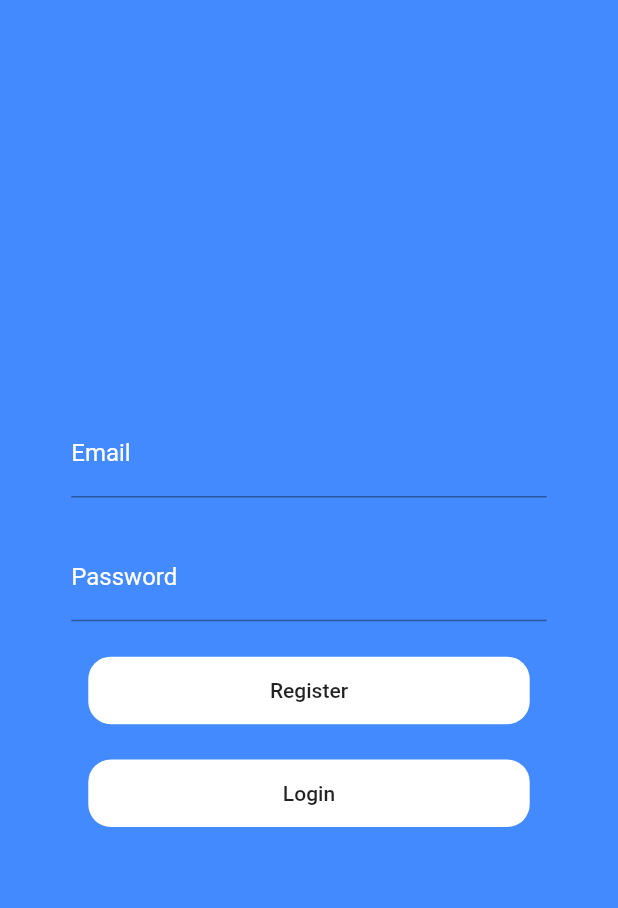
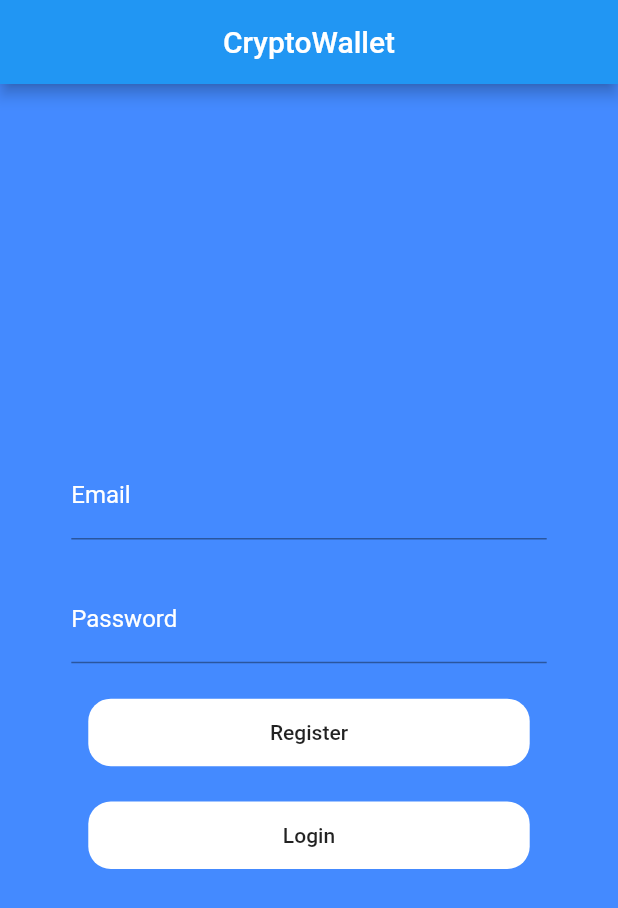
Before and after one commit to atharvadpatil/CryptoWallet, a Flutter app: the screen it shows after launch, on a phone screen of 412 x 824 dp. Shown: the top 908 px of the screen. Run offline on Flutter 3.47's test engine with Material 2 defaults, Android fonts, the phone set to English and light mode, and no system bars; our stand-ins replace cloud_firestore, firebase_auth, firebase_core; accounts and stored records are empty.

Commit message:
minor changes in authentication

```diff
--- a/lib/pages/authentication.dart
+++ b/lib/pages/authentication.dart
@@ -18,6 +18,10 @@ class _AuthenticationState extends State<Authentication> {
 
   Widget build(BuildContext context) {
     return Scaffold(
+      appBar: AppBar(
+        title: Text('CryptoWallet'),
+        centerTitle: true,
+      ),
       body: Container(
         width: MediaQuery.of(context).size.width,
         height: MediaQuery.of(context).size.height,
@@ -33,9 +37,9 @@ class _AuthenticationState extends State<Authentication> {
                 style: TextStyle(color: Colors.white),
                 controller: _emailField,
                 decoration: InputDecoration(
-                  hintText: "something@email.com",
+                  hintText: "Enter Email",
                   hintStyle: TextStyle(
-                    color: Colors.white,
+                    color: Colors.white38,
                   ),
                   labelText: "Email",
                   labelStyle: TextStyle(
@@ -54,7 +58,7 @@ class _AuthenticationState extends State<Authentication> {
                 decoration: InputDecoration(
                   hintText: "password",
                   hintStyle: TextStyle(
-                    color: Colors.white,
+                    color: Colors.white38,
                   ),
                   labelText: "Password",
                   labelStyle: TextStyle(
```
